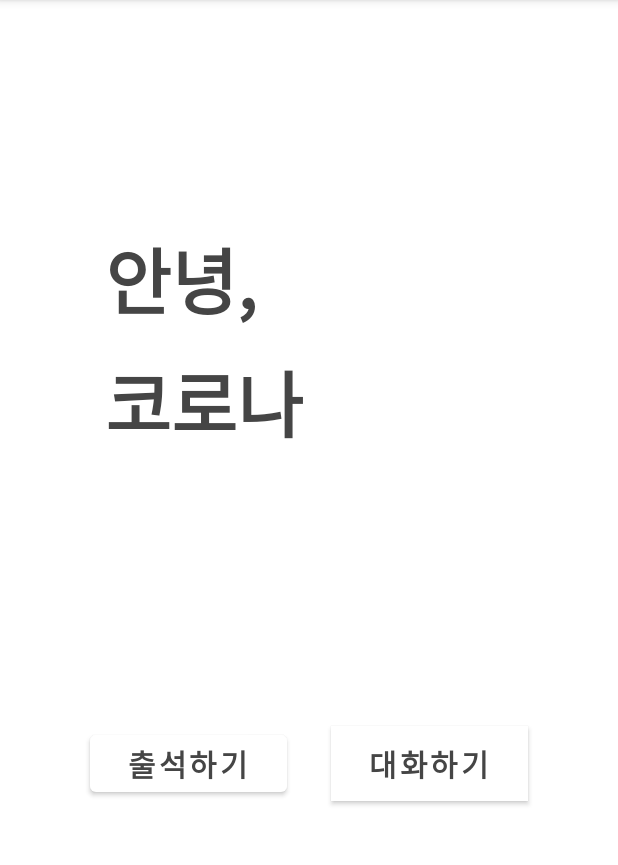
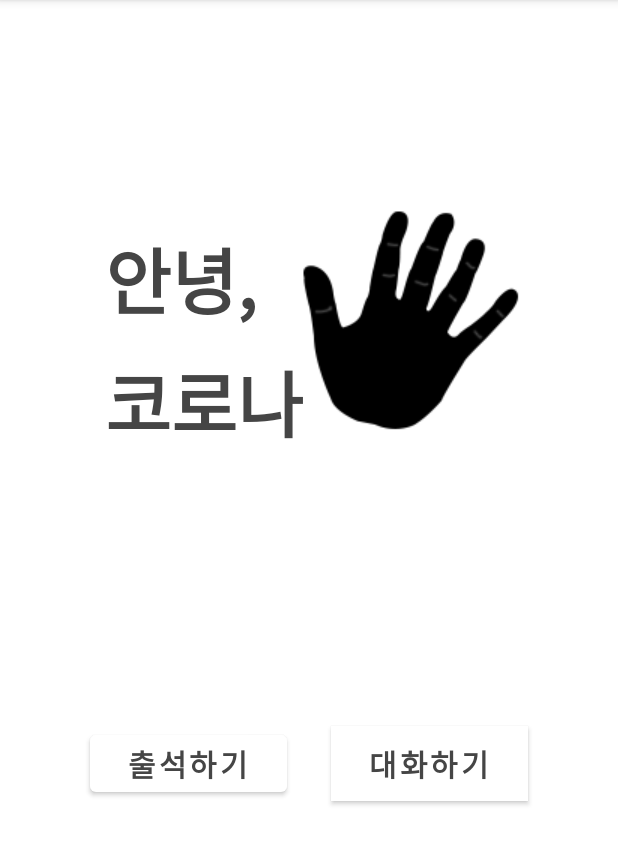
Before and after one commit to Song-Hyun-Jung/SomSo, an Android app: the screen it shows after launch (MainActivity), on a phone screen of 412 x 824 dp, the part 84-949 px from its top. Run offline under Robolectric (Android 15) with nearby library versions, the phone set to English and light mode, and no system bars.

Commit message:
메인화면 변경

```diff
--- a/app/src/main/res/layout/activity_main.xml
+++ b/app/src/main/res/layout/activity_main.xml
@@ -70,4 +70,16 @@
         app:backgroundTint="#FFFFFF"
         app:layout_constraintEnd_toEndOf="parent"
         app:layout_constraintTop_toBottomOf="@+id/textView2" />
+
+    <ImageView
+        android:id="@+id/imageView"
+        android:layout_width="wrap_content"
+        android:layout_height="wrap_content"
+        android:layout_marginStart="20dp"
+        android:layout_marginLeft="20dp"
+        android:layout_marginTop="130dp"
+        android:scaleType="fitXY"
+        app:layout_constraintStart_toEndOf="@+id/textView"
+        app:layout_constraintTop_toTopOf="parent"
+        app:srcCompat="@drawable/byecorona" />
 </androidx.constraintlayout.widget.ConstraintLayout>
```
Also changed, not shown: app/src/main/res/drawable/byecorona.png.
